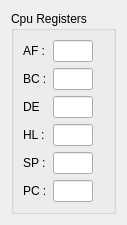
Before: the Qt Designer form Qt/widgets/cpuregisterswidget.ui in RocketRope/Gameboy-Emulator, drawn with Qt 5.
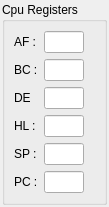
After: the same form once the commit is applied.

What changed in the file:
```diff
--- a/Qt/widgets/cpuregisterswidget.ui
+++ b/Qt/widgets/cpuregisterswidget.ui
@@ -6,8 +6,8 @@
    <rect>
     <x>0</x>
     <y>0</y>
-    <width>104</width>
-    <height>207</height>
+    <width>86</width>
+    <height>183</height>
    </rect>
   </property>
   <property name="sizePolicy">
@@ -20,6 +20,21 @@
    <string>Form</string>
   </property>
   <layout class="QVBoxLayout" name="verticalLayout">
+   <property name="spacing">
+    <number>6</number>
+   </property>
+   <property name="leftMargin">
+    <number>2</number>
+   </property>
+   <property name="topMargin">
+    <number>2</number>
+   </property>
+   <property name="rightMargin">
+    <number>2</number>
+   </property>
+   <property name="bottomMargin">
+    <number>2</number>
+   </property>
    <item>
     <widget class="QGroupBox" name="groupBox">
      <property name="sizePolicy">
```
